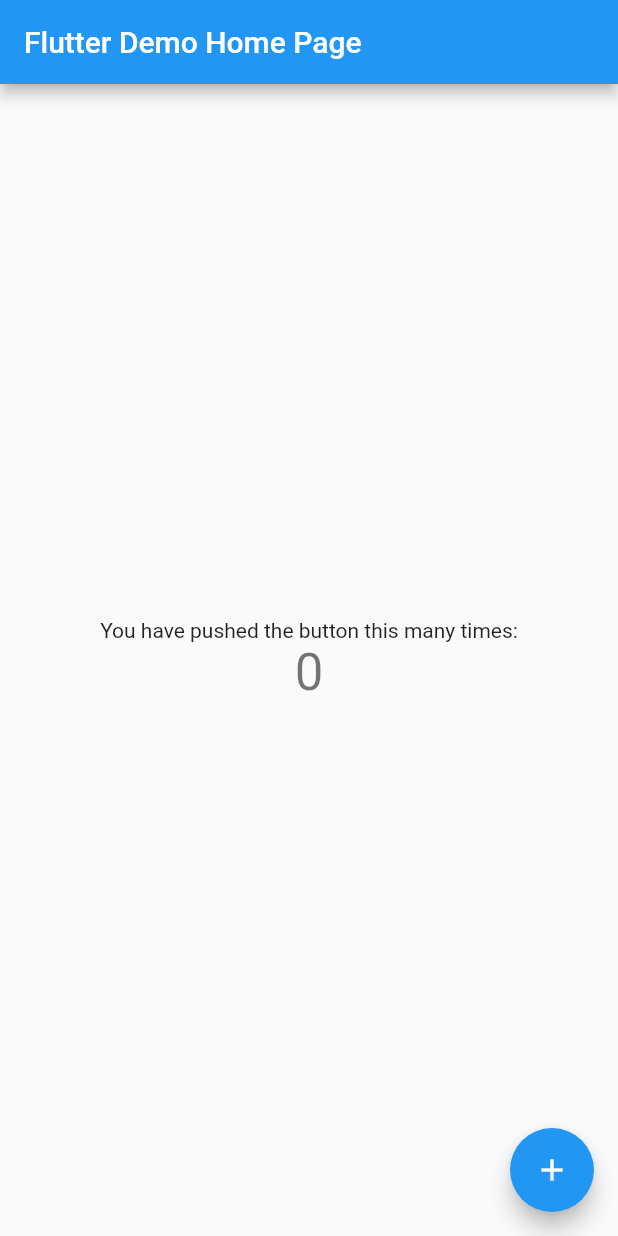
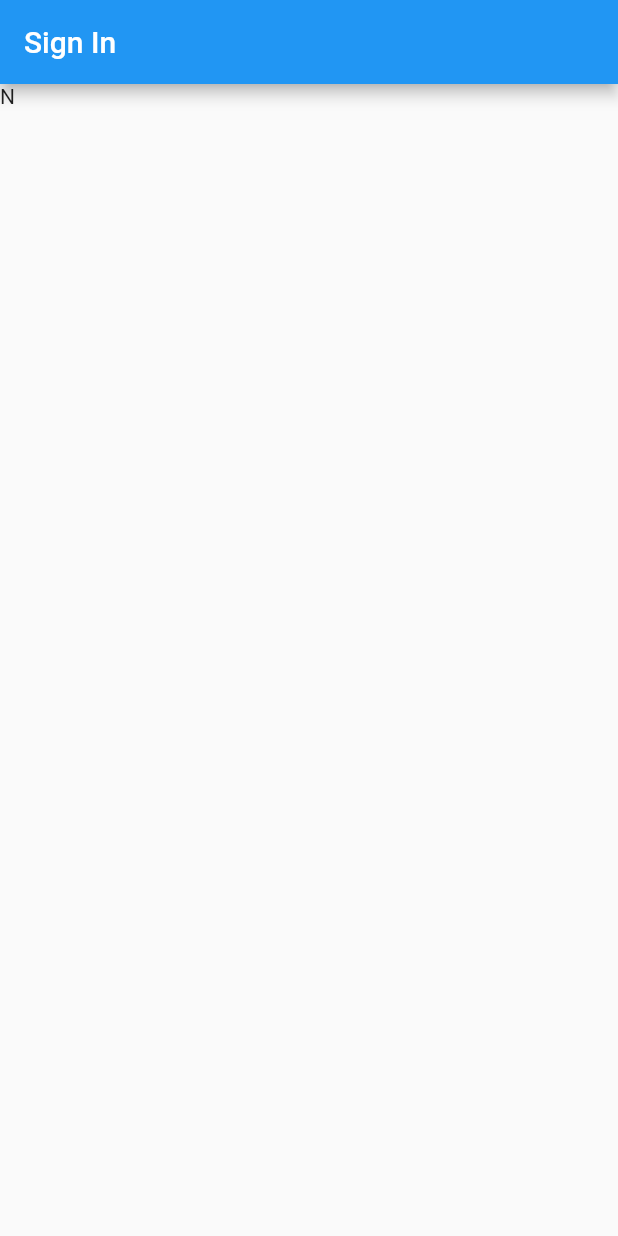
Before and after one commit to ashik-shaji/Note-App, a Flutter app: the screen it shows after launch, on a phone screen of 412 x 824 dp. Run offline on Flutter 3.47's test engine with Material 2 defaults, Android fonts, the phone set to English and light mode, and no system bars; our stand-ins replace bloc, dartz, firebase_auth, firebase_core, flutter_bloc, freezed_annotation and 3 more; accounts and stored records are empty.

Commit message:
Dependency Injection and Linting done also started SignInForm UI

```diff
--- a/note_app/analysis_options.yaml
+++ b/note_app/analysis_options.yaml
@@ -8,6 +8,11 @@
 # The following line activates a set of recommended lints for Flutter apps,
 # packages, and plugins designed to encourage good coding practices.
 include: package:flutter_lints/flutter.yaml
+
+analyzer:
+  errors:
+    missing_required_param: error
+    must_be_immutable: error
 
 linter:
   # The lint rules applied to this project can be customized in the
--- a/note_app/lib/application/auth/Sign_in_form/sign_in_form_bloc.dart
+++ b/note_app/lib/application/auth/Sign_in_form/sign_in_form_bloc.dart
@@ -3,6 +3,7 @@ import 'dart:async';
 import 'package:bloc/bloc.dart';
 import 'package:dartz/dartz.dart';
 import 'package:freezed_annotation/freezed_annotation.dart';
+import 'package:injectable/injectable.dart';
 import 'package:meta/meta.dart';
 import 'package:note_app/domain/auth/auth_failure.dart';
 import 'package:note_app/domain/auth/i_auth_facade.dart';
@@ -13,6 +14,7 @@ part 'sign_in_form_state.dart';
 
 part 'sign_in_form_bloc.freezed.dart';
 
+@injectable
 class SignInFormBloc extends Bloc<SignInFormEvent, SignInFormState> {
   final IAuthFacade _authFacade;
 
--- /dev/null
+++ b/note_app/lib/injection.dart
@@ -0,0 +1,10 @@
+import 'package:get_it/get_it.dart';
+import 'package:injectable/injectable.dart';
+import 'package:note_app/injection.config.dart';
+
+final GetIt getIt = GetIt.instance;
+
+@injectableInit
+void configureInjection(String env) {
+  $initGetIt(getIt, environment: env);
+}
--- a/note_app/lib/main.dart
+++ b/note_app/lib/main.dart
@@ -1,115 +1,12 @@
+import 'package:firebase_core/firebase_core.dart';
 import 'package:flutter/material.dart';
+import 'package:injectable/injectable.dart';
+import 'package:note_app/injection.dart';
+import 'package:note_app/presentation/core/app_widget.dart';
 
-void main() {
-  runApp(const MyApp());
+void main() async {
+  WidgetsFlutterBinding.ensureInitialized();
+  await Firebase.initializeApp();
+  configureInjection(Environment.prod);
+  runApp(const AppWidget());
 }
-
-class MyApp extends StatelessWidget {
-  const MyApp({Key? key}) : super(key: key);
-
-  // This widget is the root of your application.
-  @override
-  Widget build(BuildContext context) {
-    return MaterialApp(
-      title: 'Flutter Demo',
-      theme: ThemeData(
-        // This is the theme of your application.
-        //
-        // Try running your application with "flutter run". You'll see the
-        // application has a blue toolbar. Then, without quitting the app, try
-        // changing the primarySwatch below to Colors.green and then invoke
-        // "hot reload" (press "r" in the console where you ran "flutter run",
-        // or simply save your changes to "hot reload" in a Flutter IDE).
-        // Notice that the counter didn't reset back to zero; the application
-        // is not restarted.
-        primarySwatch: Colors.blue,
-      ),
-      home: const MyHomePage(title: 'Flutter Demo Home Page'),
-    );
-  }
-}
-
-class MyHomePage extends StatefulWidget {
-  const MyHomePage({Key? key, required this.title}) : super(key: key);
-
-  // This widget is the home page of your application. It is stateful, meaning
-  // that it has a State object (defined below) that contains fields that affect
-  // how it looks.
-
-  // This class is the configuration for the state. It holds the values (in this
-  // case the title) provided by the parent (in this case the App widget) and
-  // used by the build method of the State. Fields in a Widget subclass are
-  // always marked "final".
-
-  final String title;
-
-  @override
-  State<MyHomePage> createState() => _MyHomePageState();
-}
-
-class _MyHomePageState extends State<MyHomePage> {
-  int _counter = 0;
-
-  void _incrementCounter() {
-    setState(() {
-      // This call to setState tells the Flutter framework that something has
-      // changed in this State, which causes it to rerun the build method below
-      // so that the display can reflect the updated values. If we changed
-      // _counter without calling setState(), then the build method would not be
-      // called again, and so nothing would appear to happen.
-      _counter++;
-    });
-  }
-
-  @override
-  Widget build(BuildContext context) {
-    // This method is rerun every time setState is called, for instance as done
-    // by the _incrementCounter method above.
-    //
-    // The Flutter framework has been optimized to make rerunning build methods
-    // fast, so that you can just rebuild anything that needs updating rather
-    // than having to individually change instances of widgets.
-    return Scaffold(
-      appBar: AppBar(
-        // Here we take the value from the MyHomePage object that was created by
-        // the App.build method, and use it to set our appbar title.
-        title: Text(widget.title),
-      ),
-      body: Center(
-        // Center is a layout widget. It takes a single child and positions it
-        // in the middle of the parent.
-        child: Column(
-          // Column is also a layout widget. It takes a list of children and
-          // arranges them vertically. By default, it sizes itself to fit its
-          // children horizontally, and tries to be as tall as its parent.
-          //
-          // Invoke "debug painting" (press "p" in the console, choose the
-          // "Toggle Debug Paint" action from the Flutter Inspector in Android
-          // Studio, or the "Toggle Debug Paint" command in Visual Studio Code)
-          // to see the wireframe for each widget.
-          //
-          // Column has various properties to control how it sizes itself and
-          // how it positions its children. Here we use mainAxisAlignment to
-          // center the children vertically; the main axis here is the vertical
-          // axis because Columns are vertical (the cross axis would be
-          // horizontal).
-          mainAxisAlignment: MainAxisAlignment.center,
-          children: <Widget>[
-            const Text(
-              'You have pushed the button this many times:',
-            ),
-            Text(
-              '$_counter',
-              style: Theme.of(context).textTheme.headline4,
-            ),
-          ],
-        ),
-      ),
-      floatingActionButton: FloatingActionButton(
-        onPressed: _incrementCounter,
-        tooltip: 'Increment',
-        child: const Icon(Icons.add),
-      ), // This trailing comma makes auto-formatting nicer for build methods.
-    );
-  }
-}
--- /dev/null
+++ b/note_app/lib/presentation/core/app_widget.dart
@@ -0,0 +1,16 @@
+import 'package:flutter/material.dart';
+import 'package:note_app/presentation/sign_in/sign_in_page.dart';
+
+class AppWidget extends StatelessWidget {
+  const AppWidget({Key? key}) : super(key: key);
+
+  @override
+  Widget build(BuildContext context) {
+    return MaterialApp(
+        title: 'Flutter Demo',
+        theme: ThemeData(
+          primarySwatch: Colors.blue,
+        ),
+        home: const SignInPage());
+  }
+}
--- /dev/null
+++ b/note_app/lib/presentation/sign_in/sign_in_page.dart
@@ -0,0 +1,22 @@
+import 'package:flutter/material.dart';
+import 'package:flutter_bloc/flutter_bloc.dart';
+import 'package:note_app/application/auth/Sign_in_form/sign_in_form_bloc.dart';
+import 'package:note_app/injection.dart';
+import 'package:note_app/presentation/sign_in/widgets/sign_in_form.dart';
+
+class SignInPage extends StatelessWidget {
+  const SignInPage({Key? key}) : super(key: key);
+
+  @override
+  Widget build(BuildContext context) {
+    return Scaffold(
+      appBar: AppBar(
+        title: const Text('Sign In'),
+      ),
+      body: BlocProvider(
+        create: (context) => getIt<SignInFormBloc>(),
+        child: const SignInForm(),
+      ),
+    );
+  }
+}
--- /dev/null
+++ b/note_app/lib/presentation/sign_in/widgets/sign_in_form.dart
@@ -0,0 +1,23 @@
+import 'package:flutter/material.dart';
+import 'package:flutter_bloc/flutter_bloc.dart';
+import 'package:note_app/application/auth/Sign_in_form/sign_in_form_bloc.dart';
+
+class SignInForm extends StatelessWidget {
+  const SignInForm({Key? key}) : super(key: key);
+
+  @override
+  Widget build(BuildContext context) {
+    return BlocConsumer<SignInFormBloc, SignInFormState>(
+      listener: (context, state) {},
+      builder: (context, state) {
+        return Form(
+          child: ListView(
+            children: [
+              const Text('N'),
+            ],
+          ),
+        );
+      },
+    );
+  }
+}
--- a/note_app/pubspec.yaml
+++ b/note_app/pubspec.yaml
@@ -37,7 +37,11 @@ dependencies:
   flutter_bloc: ^7.3.3
   freezed: ^0.15.0+1
   freezed_annotation: ^0.15.0
+  get_it: ^7.2.0
   google_sign_in: ^5.2.1
+  injectable: ^1.5.0
+  injectable_generator: ^1.5.2
+  lint: ^1.7.2
 
 dev_dependencies:
   flutter_lints: ^1.0.0
```
Also changed, not shown: note_app/lib/infrastructure/auth/firebase_auth_facade.dart (+6 -1 lines), note_app/lib/infrastructure/core/firebase_injectable_module.dart (added, +11 -0 lines), note_app/lib/injection.config.dart (added), note_app/pubspec.lock, 2 other files.
